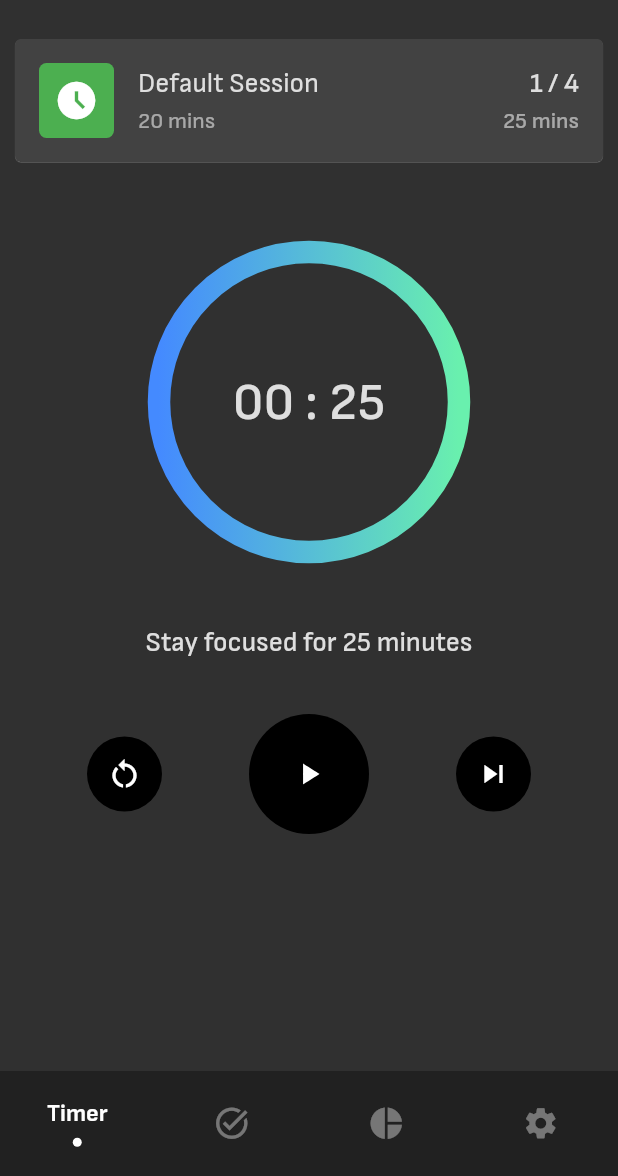
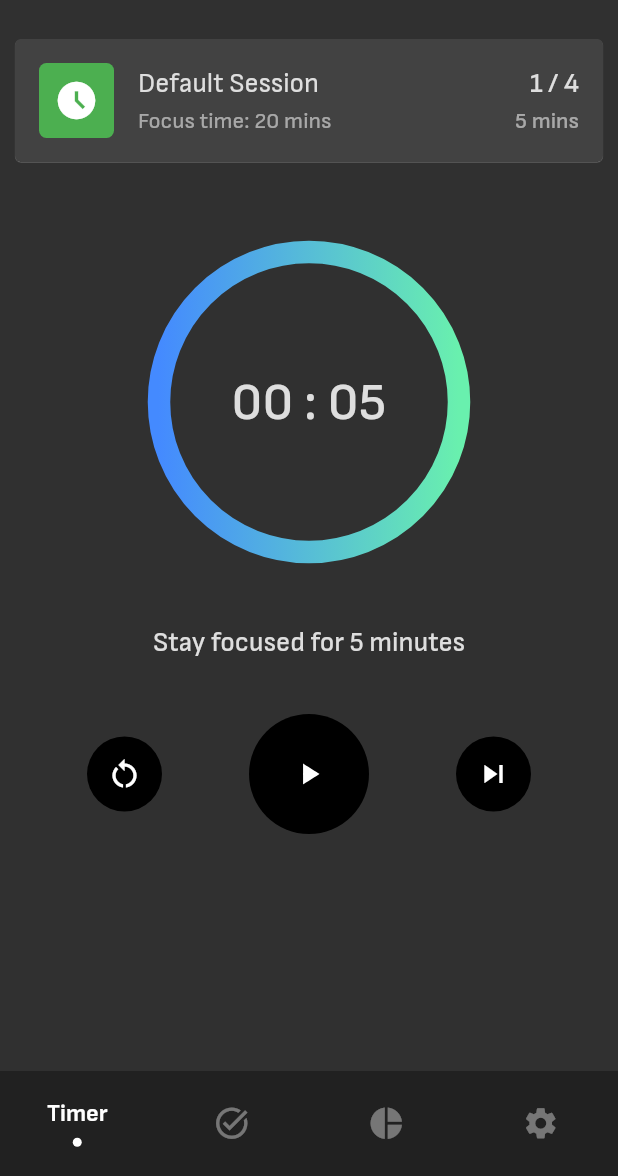
Before and after one commit to mmstq/pomodoro, a Flutter app: the screen it shows after launch, on a phone screen of 412 x 824 dp, the part 60-1236 px from its top. Run offline on Flutter 3.47's test engine with Material 2 defaults, Android fonts, the phone set to English and light mode, and no system bars; drawn by our look-alikes of sliding_clipped_nav_bar; our stand-ins replace audioplayers, shared_preferences, timelines, vibration; missing offline and left inert: duration_picker.

Commit message:
Merge remote-trackiiiiing branch 'origin/master'

```diff
--- a/lib/data.dart
+++ b/lib/data.dart
@@ -4,21 +4,21 @@ import 'package:shared_preferences/shared_preferences.dart';
 final shared = SharedPrefs.instance;
 
 final defaultTask = Task(title: "Default Session", rounds: 4,duration: 20, taskDurations: [
-  TaskDurations(duration: get('focusTime',25), isCompleted: false, category: 0),
-  TaskDurations(duration: get('restTime',5),   isCompleted: false, category: 1),
-  TaskDurations(duration: get('focusTime',25), isCompleted: false, category: 0),
-  TaskDurations(duration: get('restTime',5),  isCompleted: false, category: 1),
-  TaskDurations(duration: get('focusTime',25), isCompleted: false, category: 0),
-  TaskDurations(duration: get('restTime',5),   isCompleted: false, category: 1),
-  TaskDurations(duration: get('focusTime',25), isCompleted: false, category: 0),
-  TaskDurations(duration: get('longRestTime',15), isCompleted: false, category: 2),
+  TaskDurations(duration: get('focusTime',5), isCompleted: false, category: 0),
+  TaskDurations(duration: get('restTime',2),   isCompleted: false, category: 1),
+  TaskDurations(duration: get('focusTime',5), isCompleted: false, category: 0),
+  TaskDurations(duration: get('restTime',2),  isCompleted: false, category: 1),
+  TaskDurations(duration: get('focusTime',5), isCompleted: false, category: 0),
+  TaskDurations(duration: get('restTime',2),   isCompleted: false, category: 1),
+  TaskDurations(duration: get('focusTime',5), isCompleted: false, category: 0),
+  TaskDurations(duration: get('longRestTime',3), isCompleted: false, category: 2),
 ]);
 
 
 int get(String key, int defaultValue){
-  if (shared.containsKey(key)) {
+  /*if (shared.containsKey(key)) {
     return shared.getDouble(key)!.toInt();
-  }
+  }*/
   return defaultValue;
 }
 
--- a/lib/screens/interval_setting.dart
+++ b/lib/screens/interval_setting.dart
@@ -1,7 +1,6 @@
 import 'package:flutter/material.dart';
 import 'package:pomodoro/data.dart';
 import 'package:shared_preferences/shared_preferences.dart';
-import 'package:vibration/vibration.dart';
 
 class Intervals extends StatefulWidget {
   const Intervals({Key? key}) : super(key: key);
--- a/lib/screens/timer.dart
+++ b/lib/screens/timer.dart
@@ -54,19 +54,19 @@ class _TimerState extends State<Timer>
           })
           ..addStatusListener((status) {
             onComplete(status);
-            /*if (status == AnimationStatus.completed) {
+            if (status == AnimationStatus.completed) {
               if (shared.getBool('vibrate') ?? true) Vibration.vibrate();
               if (shared.getDouble('soundValue') != 0) {
                 AudioPlayer().play(AssetSource('audio/finish.mp3'));
 
               }
-              if (shared.getBool('autoTimer') ?? false) {
+              /*if (shared.getBool('autoTimer') ?? false) {
                 controller.forward();
                 setState(() {
                   buttonController.forward();
                 });
-              }
-            }*/
+              }*/
+            }
 
           });
   }
@@ -148,7 +148,7 @@ class _TimerState extends State<Timer>
                       height: 4,
                     ),
                     Text(
-                      '${isRest ? remaining : remaining - ((elapsed + elap) ~/ 1000)} mins',
+                      'Focus time: ${isRest ? remaining : remaining - ((elapsed + elap) ~/ 1000)} mins',
                       style: const TextStyle(
                         fontSize: 15,
                         color: Colors.white54,
```
